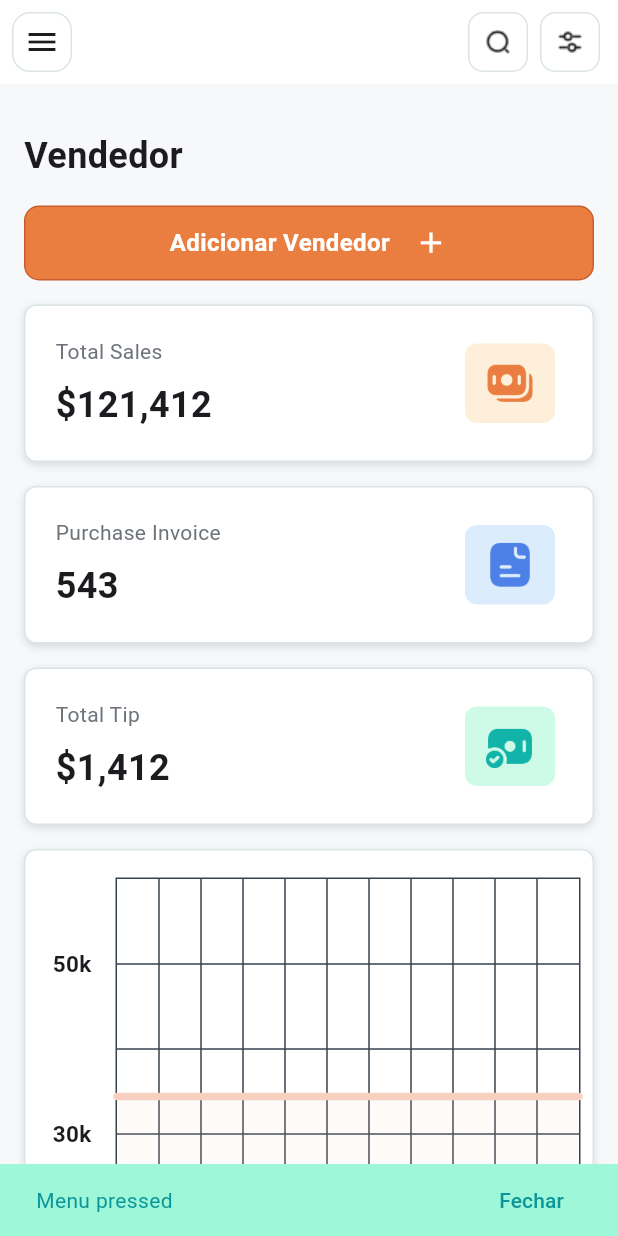
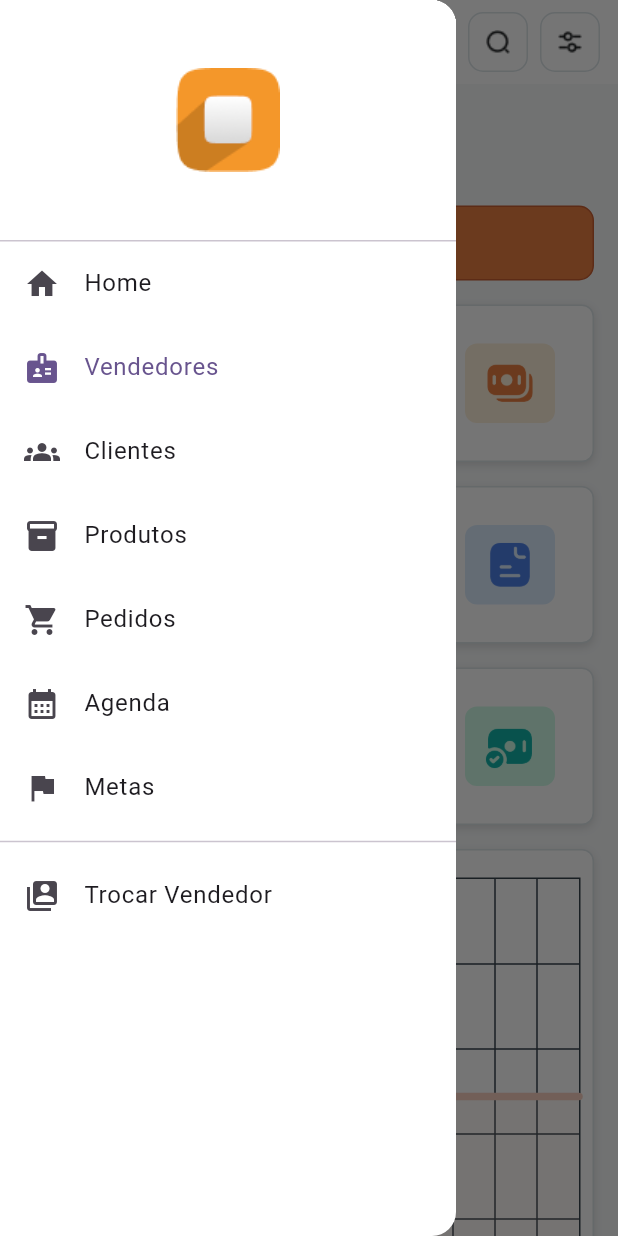
Before and after one commit to wellingtonasilva/tasko-mobile, a Flutter app: the VendedorListarScreen screen opened by its route, after a tap on the "menu" icon, on a phone screen of 412 x 824 dp. Run offline on Flutter 3.47's test engine with Material 3 defaults, Android fonts, the phone set to English and light mode, and no system bars; drawn by our look-alikes of fl_chart; our stand-ins replace dropdown_button2, flutter_dotenv, flutter_riverpod, go_router, sqflite; accounts and stored records are empty; Roboto replaces fonts that are missing (Manrope).

Commit message:
Padronização de Rotas

```diff
--- a/lib/common/core/base_screen.dart
+++ b/lib/common/core/base_screen.dart
@@ -82,11 +82,12 @@ abstract class BaseScreenState<T extends BaseScreen> extends ConsumerState<T> {
   /// Permite customizar o FloatingActionButton (opcional)
   Widget? buildFloatingActionButton(BuildContext context) => null;
 
-  @override
-  Widget build(BuildContext context) {
-    return Scaffold(
-      appBar: buildAppBar(context),
-      body: Stack(
+  /// Quando false, a tela renderiza apenas o stack de conteúdo/erro/loading
+  /// sem criar um Scaffold. Útil quando a tela é renderizada dentro de um shell.
+  bool get useScaffold => true;
+
+  Widget _buildBodyStack(BuildContext context) {
+    return Stack(
       children: [
         // Conteúdo principal
         buildContent(context),
@@ -126,7 +127,18 @@ abstract class BaseScreenState<T extends BaseScreen> extends ConsumerState<T> {
             child: const Center(child: CircularProgressIndicator()),
           ),
       ],
-      ),
+    );
+  }
+
+  @override
+  Widget build(BuildContext context) {
+    if (!useScaffold) {
+      return _buildBodyStack(context);
+    }
+
+    return Scaffold(
+      appBar: buildAppBar(context),
+      body: _buildBodyStack(context),
       floatingActionButton: buildFloatingActionButton(context),
     );
   }
--- /dev/null
+++ b/lib/common/widgets/scaffold/app_shell_scaffold.dart
@@ -0,0 +1,98 @@
+import 'package:flutter/material.dart';
+import 'package:flutter_riverpod/flutter_riverpod.dart';
+import 'package:go_router/go_router.dart';
+import 'package:tasko_mobile/common/colors/colors_styles.dart';
+import 'package:tasko_mobile/common/core/vendedor_sessao_provider.dart';
+import 'package:tasko_mobile/common/widgets/appbar/custom_app_bar_default.dart';
+import 'package:tasko_mobile/common/widgets/drawer/custom_drawer.dart';
+
+class AppShellScaffold extends ConsumerStatefulWidget {
+  const AppShellScaffold({
+    super.key,
+    required this.child,
+    required this.currentLocation,
+  });
+
+  final Widget child;
+  final String currentLocation;
+
+  @override
+  ConsumerState<AppShellScaffold> createState() => _AppShellScaffoldState();
+}
+
+class _AppShellScaffoldState extends ConsumerState<AppShellScaffold> {
+  final GlobalKey<ScaffoldState> _scaffoldKey = GlobalKey<ScaffoldState>();
+
+  void _onMenuTap(String menuOption) {
+    Navigator.of(context).pop();
+
+    switch (menuOption) {
+      case 'home':
+        context.go('/home');
+        break;
+      case 'vendedores':
+        context.go('/vendedores');
+        break;
+      case 'clientes':
+        context.go('/clientes');
+        break;
+      case 'produtos':
+        context.go('/produtos');
+        break;
+      case 'pedidos':
+        context.go('/pedidos');
+        break;
+      case 'agenda':
+        context.go('/agenda');
+        break;
+      case 'metas':
+        context.go('/metas');
+        break;
+      case 'trocar-vendedor':
+        ref.read(vendedorSelecionadoProvider.notifier).limpar();
+        context.go('/selecao-vendedor');
+        break;
+      default:
+        break;
+    }
+  }
+
+  String _menuKeyFromLocation(String location) {
+    if (location.startsWith('/home')) return 'home';
+    if (location.startsWith('/vendedores')) return 'vendedores';
+    if (location.startsWith('/clientes')) return 'clientes';
+    if (location.startsWith('/produtos')) return 'produtos';
+    if (location.startsWith('/pedidos')) return 'pedidos';
+    if (location.startsWith('/agenda')) return 'agenda';
+    if (location.startsWith('/metas')) return 'metas';
+    return 'home';
+  }
+
+  @override
+  Widget build(BuildContext context) {
+    return Scaffold(
+      key: _scaffoldKey,
+      drawer: CustomDrawer(
+        onTap: _onMenuTap,
+        currentMenu: _menuKeyFromLocation(widget.currentLocation),
+      ),
+      appBar: CustomAppBarDefault(
+        onMenuPressed: () {
+          _scaffoldKey.currentState?.openDrawer();
+        },
+        onSearchPressed: () {
+          ScaffoldMessenger.of(
+            context,
+          ).showSnackBar(const SnackBar(content: Text('Search pressed')));
+        },
+        onSettingsPressed: () {
+          ScaffoldMessenger.of(
+            context,
+          ).showSnackBar(const SnackBar(content: Text('Settings pressed')));
+        },
+      ),
+      backgroundColor: kColorStylePrimary100,
+      body: widget.child,
+    );
+  }
+}
--- a/lib/routing/app_router.dart
+++ b/lib/routing/app_router.dart
@@ -1,6 +1,7 @@
 import 'package:flutter_riverpod/flutter_riverpod.dart';
 import 'package:go_router/go_router.dart';
 import 'package:tasko_mobile/common/core/vendedor_sessao_provider.dart';
+import 'package:tasko_mobile/common/widgets/scaffold/app_shell_scaffold.dart';
 import 'package:tasko_mobile/ui/feature/home/home_screen.dart';
 import 'package:tasko_mobile/ui/feature/home/modulo_placeholder_screen.dart';
 import 'package:tasko_mobile/ui/feature/selecao_vendedor/selecao_vendedor_screen.dart';
@@ -32,49 +33,18 @@ final appRouterProvider = Provider<GoRouter>((ref) {
         name: 'selecao-vendedor',
         builder: (context, state) => const SelecaoVendedorScreen(),
       ),
-      GoRoute(
-        path: '/home',
-        name: 'home',
-        builder: (context, state) => const HomeScreen(),
-      ),
+      ShellRoute(
+        builder: (context, state, child) {
+          return AppShellScaffold(
+            currentLocation: state.matchedLocation,
+            child: child,
+          );
+        },
+        routes: <RouteBase>[
           GoRoute(
             path: '/vendedores',
             name: 'vendedores-listar',
             builder: (context, state) => const VendedorListarScreen(),
-      ),
-      GoRoute(
-        path: '/clientes',
-        name: 'clientes',
-        builder: (context, state) => const ModuloPlaceholderScreen(
-          title: 'Clientes',
-          menuKey: 'clientes',
-        ),
-      ),
-      GoRoute(
-        path: '/produtos',
-        name: 'produtos',
-        builder: (context, state) => const ModuloPlaceholderScreen(
-          title: 'Produtos',
-          menuKey: 'produtos',
-        ),
-      ),
-      GoRoute(
-        path: '/pedidos',
-        name: 'pedidos',
-        builder: (context, state) =>
-            const ModuloPlaceholderScreen(title: 'Pedidos', menuKey: 'pedidos'),
-      ),
-      GoRoute(
-        path: '/agenda',
-        name: 'agenda',
-        builder: (context, state) =>
-            const ModuloPlaceholderScreen(title: 'Agenda', menuKey: 'agenda'),
-      ),
-      GoRoute(
-        path: '/metas',
-        name: 'metas',
-        builder: (context, state) =>
-            const ModuloPlaceholderScreen(title: 'Metas', menuKey: 'metas'),
           ),
           GoRoute(
             path: '/vendedores/adicionar',
@@ -92,6 +62,43 @@ final appRouterProvider = Provider<GoRouter>((ref) {
               return VendedorManterScreen(vendedorId: vendedorId);
             },
           ),
+          GoRoute(
+            path: '/home',
+            name: 'home',
+            builder: (context, state) => const HomeScreen(),
+          ),
+          GoRoute(
+            path: '/clientes',
+            name: 'clientes',
+            builder: (context, state) =>
+                const ModuloPlaceholderScreen(title: 'Clientes'),
+          ),
+          GoRoute(
+            path: '/produtos',
+            name: 'produtos',
+            builder: (context, state) =>
+                const ModuloPlaceholderScreen(title: 'Produtos'),
+          ),
+          GoRoute(
+            path: '/pedidos',
+            name: 'pedidos',
+            builder: (context, state) =>
+                const ModuloPlaceholderScreen(title: 'Pedidos'),
+          ),
+          GoRoute(
+            path: '/agenda',
+            name: 'agenda',
+            builder: (context, state) =>
+                const ModuloPlaceholderScreen(title: 'Agenda'),
+          ),
+          GoRoute(
+            path: '/metas',
+            name: 'metas',
+            builder: (context, state) =>
+                const ModuloPlaceholderScreen(title: 'Metas'),
+          ),
+        ],
+      ),
     ],
   );
 });
--- a/lib/ui/feature/vendedor/adicionar/vendedor_adicionar_screen.dart
+++ b/lib/ui/feature/vendedor/adicionar/vendedor_adicionar_screen.dart
@@ -58,21 +58,6 @@ class _VendedorAdicionarScreenState
   void dispose() {
     _controllers.dispose();
     super.dispose();
-  }
-
-  @override
-  PreferredSizeWidget? buildAppBar(BuildContext context) {
-    return CustomAppBarDefault(
-      onMenuPressed: () {
-        showSnackBar('Menu pressed', isError: false);
-      },
-      onSearchPressed: () {
-        showSnackBar('Search pressed', isError: false);
-      },
-      onSettingsPressed: () {
-        showSnackBar('Settings pressed', isError: false);
-      },
-    );
   }
 
   @override
--- a/lib/ui/feature/vendedor/listar/vendedor_listar_screen.dart
+++ b/lib/ui/feature/vendedor/listar/vendedor_listar_screen.dart
@@ -51,21 +51,6 @@ class _VendedorListarScreenState extends BaseScreenState<VendedorListarScreen> {
         }
       }
     };
-  }
-
-  @override
-  PreferredSizeWidget? buildAppBar(BuildContext context) {
-    return CustomAppBarDefault(
-      onMenuPressed: () {
-        showSnackBar('Menu pressed', isError: false);
-      },
-      onSearchPressed: () {
-        showSnackBar('Search pressed', isError: false);
-      },
-      onSettingsPressed: () {
-        showSnackBar('Settings pressed', isError: false);
-      },
-    );
   }
 
   @override
--- a/lib/ui/feature/vendedor/manter/vendedor_manter_screen.dart
+++ b/lib/ui/feature/vendedor/manter/vendedor_manter_screen.dart
@@ -57,21 +57,6 @@ class _VendedorManterScreenState extends BaseScreenState<VendedorManterScreen> {
   dispose() {
     _controllers.dispose();
     super.dispose();
-  }
-
-  @override
-  PreferredSizeWidget? buildAppBar(BuildContext context) {
-    return CustomAppBarDefault(
-      onMenuPressed: () {
-        showSnackBar('Menu pressed', isError: false);
-      },
-      onSearchPressed: () {
-        showSnackBar('Search pressed', isError: false);
-      },
-      onSettingsPressed: () {
-        showSnackBar('Settings pressed', isError: false);
-      },
-    );
   }
 
   @override
```
Also changed, not shown: lib/ui/feature/home/home_screen.dart (+6 -69 lines), lib/ui/feature/home/modulo_placeholder_screen.dart (+5 -64 lines). Lines whose indentation alone changed are shown as unchanged.
